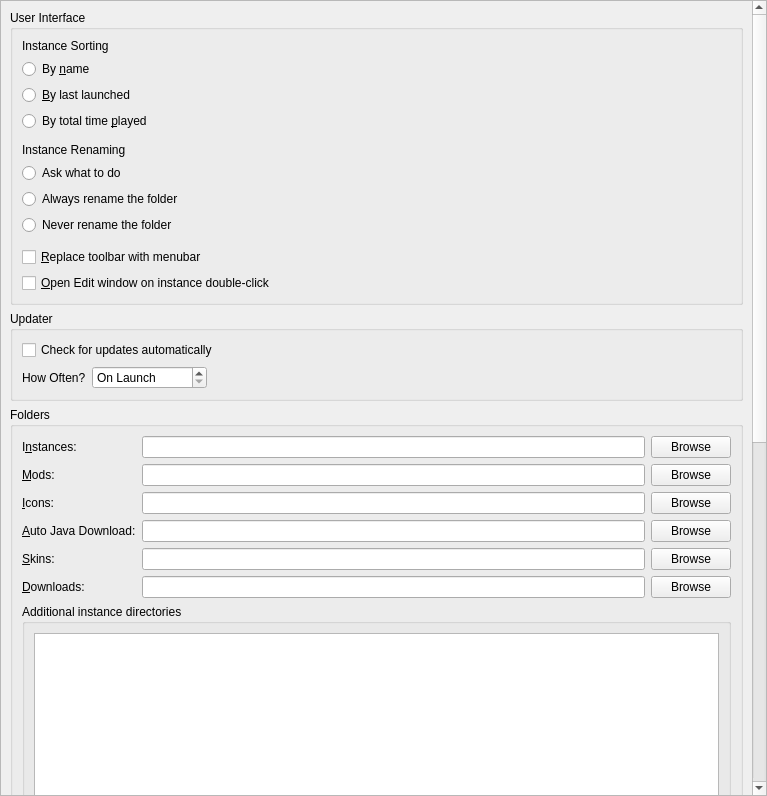
PrismLauncher/PrismLauncher, file launcher/ui/pages/global/LauncherPage.ui: the form before one commit.
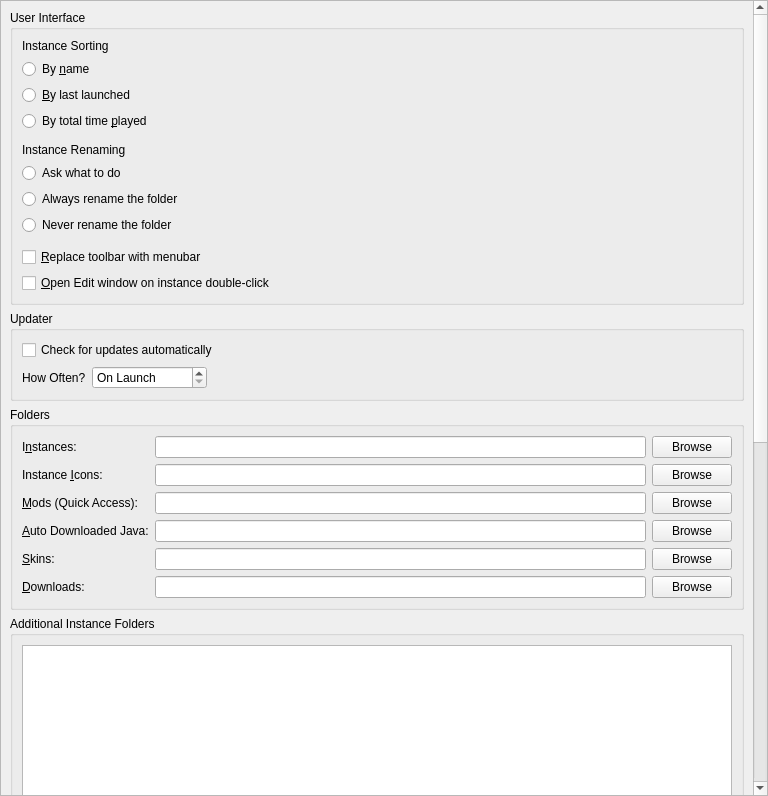
The form after the commit.

Commit message: Improve launcher folders UI

What changed in the file:
```diff
--- a/launcher/ui/pages/global/LauncherPage.ui
+++ b/launcher/ui/pages/global/LauncherPage.ui
@@ -6,7 +6,7 @@
    <rect>
     <x>0</x>
     <y>0</y>
-    <width>767</width>
+    <width>768</width>
     <height>796</height>
    </rect>
   </property>
@@ -41,9 +41,9 @@
       <property name="geometry">
        <rect>
         <x>0</x>
-        <y>0</y>
-        <width>753</width>
-        <height>1138</height>
+        <y>-16</y>
+        <width>747</width>
+        <height>1630</height>
        </rect>
       </property>
       <layout class="QVBoxLayout" name="verticalLayout_8">
@@ -259,37 +259,10 @@
           <string>Folders</string>
          </property>
          <layout class="QGridLayout" name="gridLayout">
-          <item row="4" column="1">
-           <widget class="QLineEdit" name="skinsDirTextBox"/>
+          <item row="2" column="1">
+           <widget class="QLineEdit" name="iconsDirTextBox"/>
           </item>
-          <item row="4" column="2">
-           <widget class="QPushButton" name="skinsDirBrowseBtn">
-            <property name="text">
-             <string>Browse</string>
-            </property>
-           </widget>
-          </item>
-          <item row="3" column="0">
-           <widget class="QLabel" name="labelJavaDir">
-            <property name="toolTip">
-             <string>Folder where Prism Launcher stores automatically downloaded Java versions. Do NOT set this to your system Java installation.</string>
-            </property>
-            <property name="text">
-             <string>&amp;Auto Java Download:</string>
-            </property>
-            <property name="buddy">
-             <cstring>javaDirTextBox</cstring>
-            </property>
-           </widget>
-          </item>
-          <item row="2" column="2">
-           <widget class="QPushButton" name="iconsDirBrowseBtn">
-            <property name="text">
-             <string>Browse</string>
-            </property>
-           </widget>
-          </item>
-          <item row="4" column="0">
+          <item row="5" column="0">
            <widget class="QLabel" name="labelSkinsDir">
             <property name="text">
              <string>&amp;Skins:</string>
@@ -299,39 +272,6 @@
             </property>
            </widget>
           </item>
-          <item row="1" column="0">
-           <widget class="QLabel" name="labelModsDir">
-            <property name="text">
-             <string>&amp;Mods:</string>
-            </property>
-            <property name="buddy">
-             <cstring>modsDirTextBox</cstring>
-            </property>
-           </widget>
-          </item>
-          <item row="3" column="2">
-           <widget class="QPushButton" name="javaDirBrowseBtn">
-            <property name="text">
-             <string>Browse</string>
-            </property>
-           </widget>
-          </item>
-          <item row="5" column="0">
-           <widget class="QLabel" name="labelDownloadsDir">
-            <property name="text">
-             <string>&amp;Downloads:</string>
-            </property>
-            <property name="buddy">
-             <cstring>downloadsDirTextBox</cstring>
-            </property>
-           </widget>
-          </item>
-          <item row="5" column="1">
-           <widget class="QLineEdit" name="downloadsDirTextBox"/>
-          </item>
-          <item row="1" column="1">
-           <widget class="QLineEdit" name="modsDirTextBox"/>
-          </item>
           <item row="0" column="0">
            <widget class="QLabel" name="labelInstDir">
             <property name="text">
@@ -342,6 +282,16 @@
             </property>
            </widget>
           </item>
+          <item row="10" column="0">
+           <widget class="QLabel" name="labelDownloadsDir">
+            <property name="text">
+             <string>&amp;Downloads:</string>
+            </property>
+            <property name="buddy">
+             <cstring>downloadsDirTextBox</cstring>
+            </property>
+           </widget>
+          </item>
           <item row="0" column="2">
            <widget class="QPushButton" name="instDirBrowseBtn">
             <property name="text">
@@ -349,76 +299,132 @@
             </property>
            </widget>
           </item>
-          <item row="5" column="2">
+          <item row="4" column="0">
+           <widget class="QLabel" name="labelJavaDir">
+            <property name="toolTip">
+             <string>Folder where Prism Launcher stores automatically downloaded Java versions. Do NOT set this to your system Java installation.</string>
+            </property>
+            <property name="text">
+             <string>&amp;Auto Downloaded Java:</string>
+            </property>
+            <property name="buddy">
+             <cstring>javaDirTextBox</cstring>
+            </property>
+           </widget>
+          </item>
+          <item row="10" column="2">
            <widget class="QPushButton" name="downloadsDirBrowseBtn">
             <property name="text">
              <string>Browse</string>
             </property>
            </widget>
           </item>
-          <item row="6" column="0" colspan="3">
-           <widget class="QGroupBox" name="additionalInstDirsGroupBox">
-            <property name="title">
-             <string>Additional instance directories</string>
+          <item row="2" column="2">
+           <widget class="QPushButton" name="iconsDirBrowseBtn">
+            <property name="text">
+             <string>Browse</string>
             </property>
-            <layout class="QVBoxLayout" name="additionalInstDirsLayout">
-             <item>
-              <widget class="QListWidget" name="additionalInstDirsList"/>
-             </item>
-             <item>
-              <layout class="QHBoxLayout" name="additionalInstDirsBtnLayout">
-               <item>
-                <widget class="QPushButton" name="addInstDirBtn">
-                 <property name="text">
-                  <string>Add</string>
-                 </property>
-                </widget>
-               </item>
-               <item>
-                <widget class="QPushButton" name="removeInstDirBtn">
-                 <property name="text">
-                  <string>Remove</string>
-                 </property>
-                </widget>
-               </item>
-               <item>
-                <spacer name="additionalInstDirsSpacer">
-                 <property name="orientation">
-                  <enum>Qt::Orientation::Horizontal</enum>
-                 </property>
-                </spacer>
-               </item>
-              </layout>
-             </item>
-            </layout>
            </widget>
           </item>
           <item row="0" column="1">
            <widget class="QLineEdit" name="instDirTextBox"/>
           </item>
-          <item row="1" column="2">
-           <widget class="QPushButton" name="modsDirBrowseBtn">
-            <property name="text">
-             <string>Browse</string>
-            </property>
-           </widget>
-          </item>
-          <item row="3" column="1">
+          <item row="4" column="1">
            <widget class="QLineEdit" name="javaDirTextBox"/>
           </item>
-          <item row="2" column="1">
-           <widget class="QLineEdit" name="iconsDirTextBox"/>
-          </item>
           <item row="2" column="0">
            <widget class="QLabel" name="labelIconsDir">
             <property name="text">
-             <string>&amp;Icons:</string>
+             <string>Instance &amp;Icons:</string>
             </property>
             <property name="buddy">
              <cstring>iconsDirTextBox</cstring>
             </property>
            </widget>
           </item>
+          <item row="5" column="1">
+           <widget class="QLineEdit" name="skinsDirTextBox"/>
+          </item>
+          <item row="5" column="2">
+           <widget class="QPushButton" name="skinsDirBrowseBtn">
+            <property name="text">
+             <string>Browse</string>
+            </property>
+           </widget>
+          </item>
+          <item row="10" column="1">
+           <widget class="QLineEdit" name="downloadsDirTextBox"/>
+          </item>
+          <item row="4" column="2">
+           <widget class="QPushButton" name="javaDirBrowseBtn">
+            <property name="text">
+             <string>Browse</string>
+            </property>
+           </widget>
+          </item>
+          <item row="3" column="0">
+           <widget class="QLabel" name="labelModsDir">
+            <property name="text">
+             <string>&amp;Mods (Quick Access):</string>
+            </property>
+            <property name="buddy">
+             <cstring>modsDirTextBox</cstring>
+            </property>
+           </widget>
+          </item>
+          <item row="3" column="1">
+           <widget class="QLineEdit" name="modsDirTextBox"/>
+          </item>
+          <item row="3" column="2">
+           <widget class="QPushButton" name="modsDirBrowseBtn">
+            <property name="text">
+             <string>Browse</string>
+            </property>
+           </widget>
+          </item>
+         </layout>
+        </widget>
+       </item>
+       <item>
+        <widget class="QGroupBox" name="additionalInstDirsGroupBox">
+         <property name="title">
+          <string>Additional Instance Folders</string>
+         </property>
+         <layout class="QVBoxLayout" name="additionalInstDirsLayout">
+          <item>
+           <widget class="QListWidget" name="additionalInstDirsList"/>
+          </item>
+          <item>
+           <layout class="QHBoxLayout" name="additionalInstDirsBtnLayout">
+            <item>
+             <widget class="QPushButton" name="addInstDirBtn">
+              <property name="text">
+               <string>Add</string>
+              </property>
+             </widget>
+            </item>
+            <item>
+             <widget class="QPushButton" name="removeInstDirBtn">
+              <property name="text">
+               <string>Remove</string>
+              </property>
+             </widget>
+            </item>
+            <item>
+             <spacer name="additionalInstDirsSpacer">
+              <property name="orientation">
+               <enum>Qt::Orientation::Horizontal</enum>
+              </property>
+              <property name="sizeHint" stdset="0">
+               <size>
+                <width>0</width>
+                <height>0</height>
+               </size>
+              </property>
+             </spacer>
+            </item>
+           </layout>
+          </item>
          </layout>
         </widget>
        </item>
```
Left out of the diff: 6 changed lines with no effect on the pictures. The commit also changes 1 other file.
